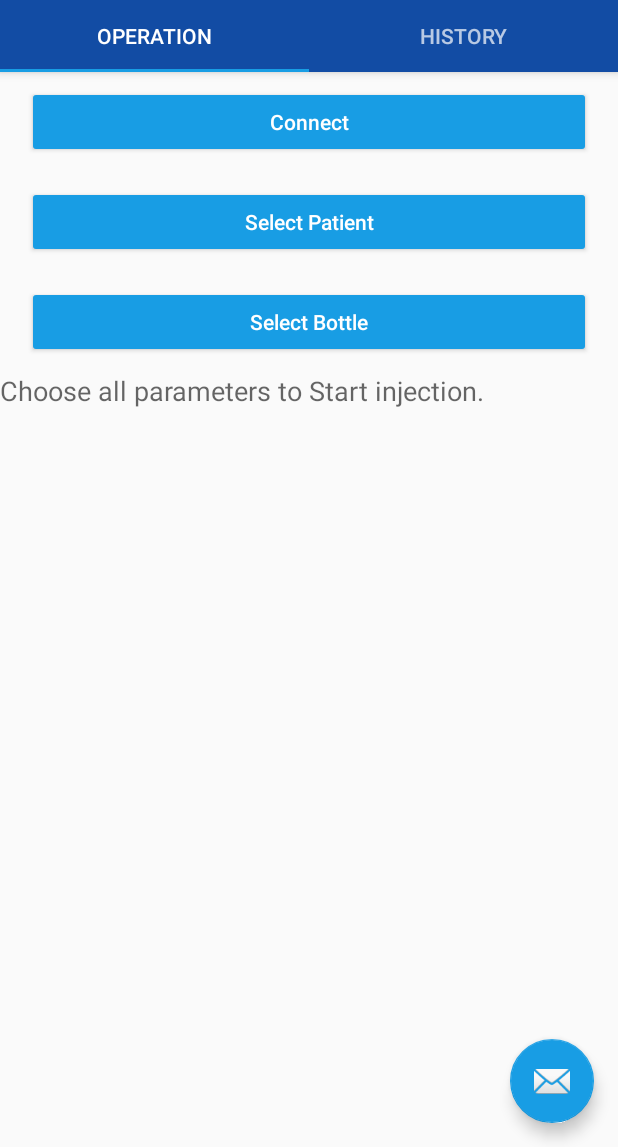
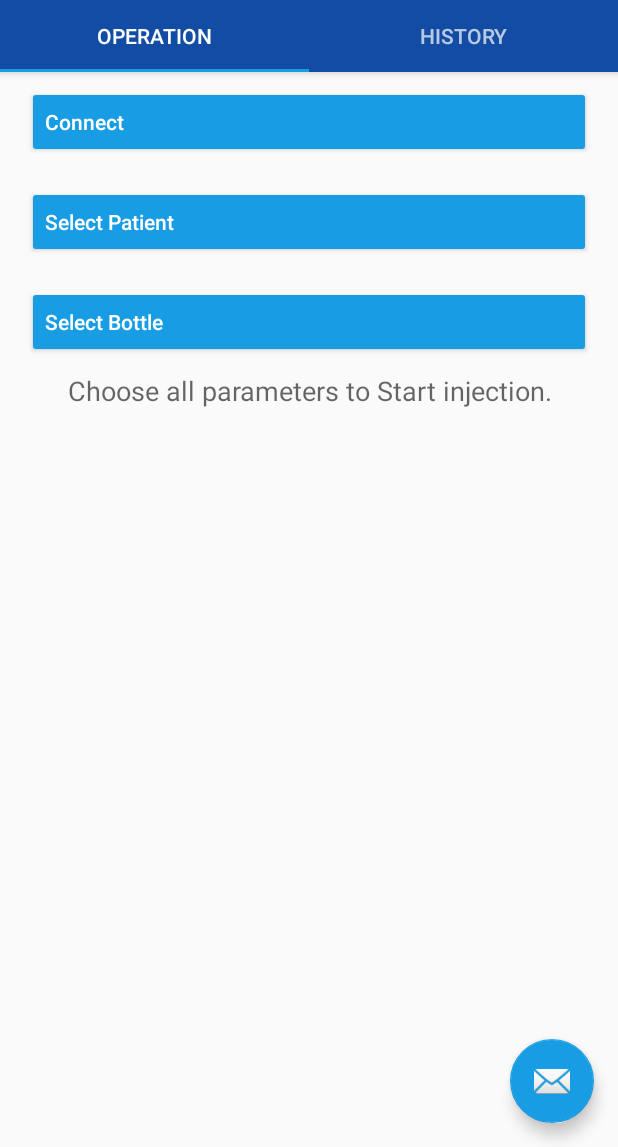
Before and after one commit to maatzie/EasyJector, an Android app: the screen it shows after launch (MainActivity), on a phone screen of 412 x 824 dp, the part 89-1236 px from its top. Run offline under Robolectric (Android 15) with nearby library versions, the phone set to English and light mode, and no system bars; 1 statement that could not run was skipped.

Commit message:
Minor changes.

```diff
--- a/app/src/main/java/com/example/app/adapters/PatientsRecyclerViewAdapter.java
+++ b/app/src/main/java/com/example/app/adapters/PatientsRecyclerViewAdapter.java
@@ -68,7 +68,7 @@ public class PatientsRecyclerViewAdapter extends RecyclerView.Adapter<PatientsRe
                 PatientTableHandler patientTableHandler = new PatientTableHandler(activity.getBaseContext());
                 patientTableHandler.setSelectedPatient(selectedPatient);
 
-                //activity.finish();
+                // open main view
                 Intent intent = new Intent(view.getContext(), new MainActivity().getClass());
                 intent.setFlags(Intent.FLAG_ACTIVITY_CLEAR_TOP);
                 view.getContext().startActivity(intent);
--- a/app/src/main/res/layout/fragment_operation.xml
+++ b/app/src/main/res/layout/fragment_operation.xml
@@ -24,6 +24,7 @@
             android:layout_marginTop="@dimen/operationButtons_vertical_margin"
             android:layout_marginRight="@dimen/operationButtons_horizontal_margin"
             android:layout_marginBottom="@dimen/operationButtons_vertical_margin"
+            android:gravity="left|center_vertical"
             android:text="@string/button_text_connection"
             android:textAllCaps="false" />
 
@@ -36,6 +37,7 @@
             android:layout_marginTop="@dimen/operationButtons_vertical_margin"
             android:layout_marginRight="@dimen/operationButtons_horizontal_margin"
             android:layout_marginBottom="@dimen/operationButtons_vertical_margin"
+            android:gravity="left|center_vertical"
             android:text="@string/button_text_patient"
             android:textAllCaps="false" />
 
@@ -48,13 +50,15 @@
             android:layout_marginTop="@dimen/operationButtons_vertical_margin"
             android:layout_marginRight="@dimen/operationButtons_horizontal_margin"
             android:layout_marginBottom="@dimen/operationButtons_vertical_margin"
+            android:gravity="left|center_vertical"
             android:text="@string/button_text_bottle"
             android:textAllCaps="false" />
 
         <TextView
             android:id="@+id/text_alert"
-            android:layout_width="wrap_content"
+            android:layout_width="match_parent"
             android:layout_height="wrap_content"
+            android:gravity="center_horizontal|center_vertical"
             android:text="@string/textView_alert"
             android:textAppearance="@style/TextAppearance.AppCompat.Medium" />
 
```
